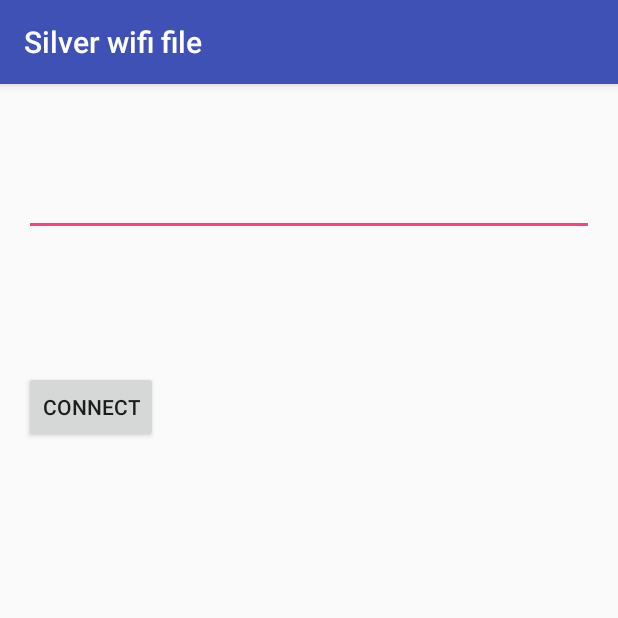
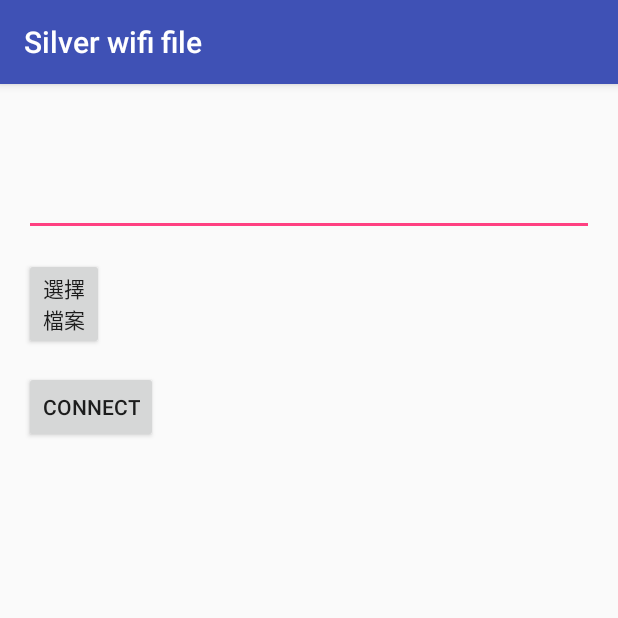
Before and after one commit to silver926z/android_practice_Silverwififile, an Android app: the ClientActivity screen opened directly, with no data from a screen before it, on a phone screen of 412 x 824 dp, the top half of it. Run offline under Robolectric (Android 15) with nearby library versions, the phone set to English and light mode, and no system bars.

Commit message:
beta 2
yolo

```diff
--- a/app/src/main/java/com/example/silver/silverwififile/ClientActivity.java
+++ b/app/src/main/java/com/example/silver/silverwififile/ClientActivity.java
@@ -38,11 +38,17 @@ import java.io.OutputStreamWriter;
 import java.net.InetAddress;
 import java.net.Socket;
 import org.json.JSONObject;
+import android.database.Cursor ;
+import android.provider.MediaStore;
 import android.app.Activity;
 import android.os.Bundle;
 import android.os.Handler;
 import android.os.HandlerThread;
 import android.util.Log;
+import android.net.*;
+import android.widget.ImageView;
+import android.support.v4.content.CursorLoader;
+import android.content.Context;
 public class ClientActivity extends AppCompatActivity {
     public EditText myEdit;
     public Button myButton;
@@ -52,6 +58,8 @@ public class ClientActivity extends AppCompatActivity {
     private BufferedReader br;            //取得網路輸入串流
     private String tmp;                    //做為接收時的緩存
     private JSONObject json_write,json_read;
+
+    public String path ="";
     @Override
     protected void onCreate(Bundle savedInstanceState) {
         super.onCreate(savedInstanceState);
@@ -60,7 +68,75 @@ public class ClientActivity extends AppCompatActivity {
         myButton = (Button)findViewById(R.id.button);
         myButton.setOnClickListener(event);
         thread=new Thread(Connection);
+        Button b = (Button)this.findViewById(R.id.buttonObj);
+
+        b.setOnClickListener( new OnClickListener(){
+            public void onClick(View arg0) {
+                // TODO Auto-generated method stub
+
+                // 建立 "選擇檔案 Action" 的 Intent
+                Intent intent = new Intent( Intent.ACTION_PICK );
+
+                // 過濾檔案格式
+                intent.setType( "image/*" );
+
+                // 建立 "檔案選擇器" 的 Intent  (第二個參數: 選擇器的標題)
+                Intent destIntent = Intent.createChooser( intent, "選擇檔案" );
+
+                // 切換到檔案選擇器 (它的處理結果, 會觸發 onActivityResult 事件)
+                startActivityForResult( destIntent, 0 );
+            }
+        });
     }
+    protected void onActivityResult(int requestCode, int resultCode, Intent data) {
+
+        // TODO Auto-generated method stub
+        super.onActivityResult(requestCode, resultCode, data);
+
+        // 有選擇檔案
+        if ( resultCode == RESULT_OK )
+        {
+            // 取得檔案的 Uri
+            Uri uri = data.getData();
+            if( uri != null )
+            {
+                // 利用 Uri 顯示 ImageView 圖片
+                ImageView iv = (ImageView)this.findViewById(R.id.imageViewObj);
+                iv.setImageURI( uri );
+
+                setTitle( uri.toString() );
+
+                //Uri uri = data.getData();
+                Cursor cursor = this.getContentResolver().query(uri, null, null, null, null);
+                cursor.moveToFirst();
+                path = cursor.getString(1);
+                /*for (int i = 0; i < cursor.getColumnCount(); i++) {
+                    System.out.println(i+"-"+cursor.getColumnName(i)//取得圖片uri中的欄位名稱
+                            +"-"+cursor.getString(i));//取得圖片uri中的欄位資訊
+                }*/
+
+            }
+            else
+            {
+                setTitle("無效的檔案路徑 !!");
+            }
+        }
+        else
+        {
+            setTitle("取消選擇檔案 !!");
+        }
+    }
+    /*private String getRealPathFromURI(Uri contentUri) {
+        String[] proj = { MediaStore.Images.Media.DATA };
+        CursorLoader loader = new CursorLoader(mContext, contentUri, proj, null, null, null);
+        Cursor cursor = loader.loadInBackground();
+        int column_index = cursor.getColumnIndexOrThrow(MediaStore.Images.Media.DATA);
+        cursor.moveToFirst();
+        String result = cursor.getString(column_index);
+        cursor.close();
+        return result;
+    }*/
+
     private Runnable Connection=new Runnable(){
         @Override
         public void run() {
@@ -85,7 +161,12 @@ public class ClientActivity extends AppCompatActivity {
                 out.flush();*/
 
 
-                File myFile = new File ("/storage/emulated/0/DCIM/m_1.jpg");
+                //File myFile = new File ("/storage/emulated/0/DCIM/m_1.jpg");
+
+                //File myFile = new File(temp.getPath());
+                File myFile = new File(path);
+
+                //System.out.print(getRealPathFromURI(temp));
                 byte [] mybytearray  = new byte [(int)myFile.length()];
                 FileInputStream fis = new FileInputStream(myFile);
                 BufferedInputStream bis = new BufferedInputStream(fis);
--- a/app/src/main/res/layout/activity_client.xml
+++ b/app/src/main/res/layout/activity_client.xml
@@ -23,5 +23,22 @@
         android:layout_alignParentLeft="true"
         android:layout_alignParentStart="true"
         android:layout_marginTop="175dp" />
+    <Button
+        android:id="@+id/buttonObj"
+        android:layout_width="80px"
+        android:layout_height="wrap_content"
+        android:text="選擇檔案"
+        android:layout_x="5px"
+        android:layout_y="5px"
+        android:layout_marginTop="100dp"
+        />
+    <ImageView
+        android:id="@+id/imageViewObj"
+        android:layout_width="wrap_content"
+        android:layout_height="wrap_content"
+        android:layout_x="10px"
+        android:layout_y="70px"
+        android:layout_marginTop="240dp"/>
+        />
 
 </RelativeLayout>
```
